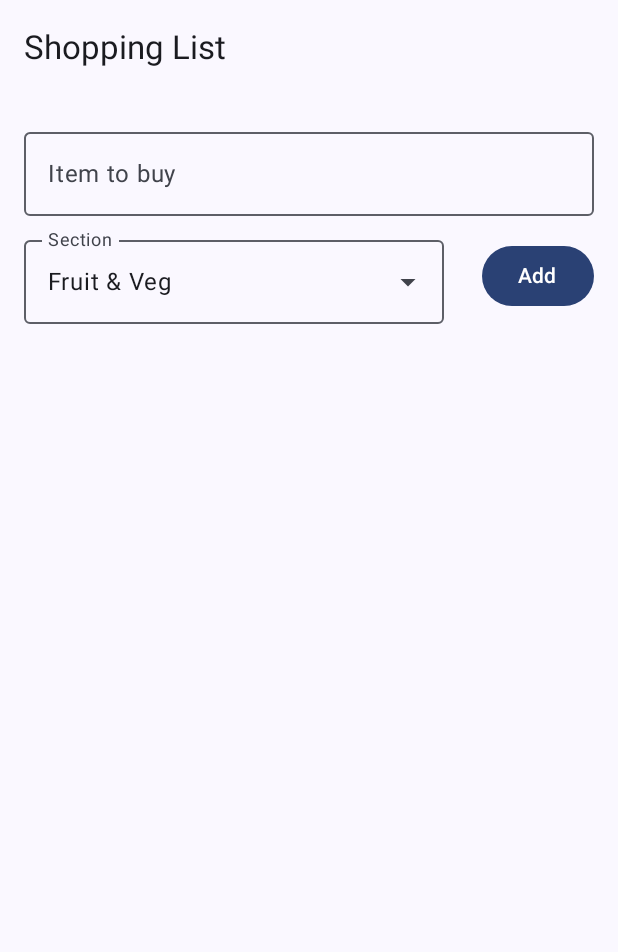
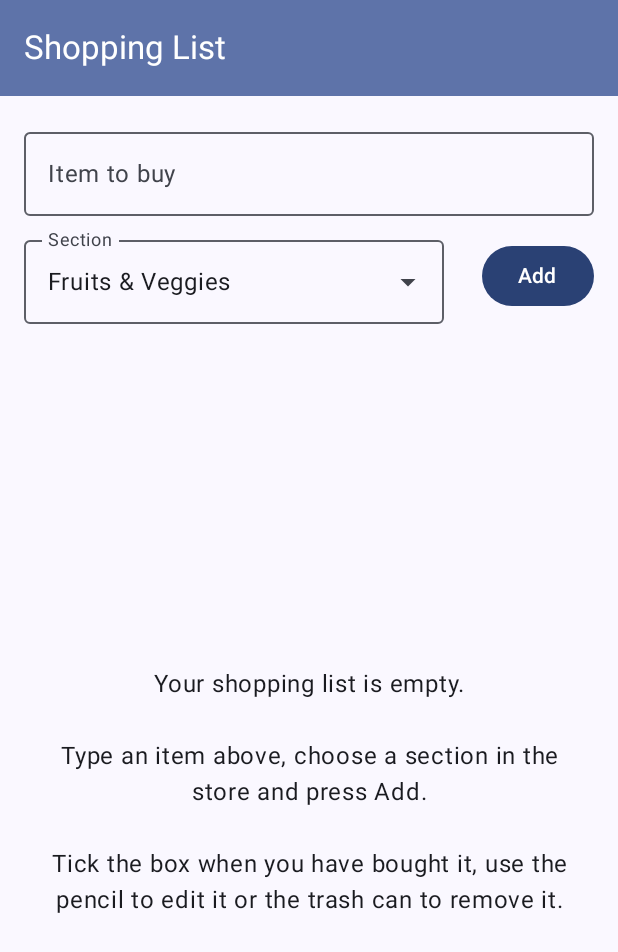
Before and after one commit to gen-la/tobuylistapp, an Android app built with Jetpack Compose: the screen it shows after launch (MainActivity), on a phone screen of 412 x 824 dp. Shown: the top 952 px of the screen. Run offline under Robolectric (Android 15) with nearby library versions, the phone set to English and light mode, and no system bars.

Commit message:
styled the topbar so it supports androids dark and light themes

```diff
--- a/app/src/main/java/com/example/tobuylist/ShoppingListScreen.kt
+++ b/app/src/main/java/com/example/tobuylist/ShoppingListScreen.kt
@@ -35,6 +35,9 @@ import androidx.compose.material3.AlertDialog
 import androidx.compose.material3.Icon
 import androidx.compose.material3.IconButton
 import androidx.compose.material3.TextButton
+import androidx.compose.foundation.layout.Box
+import androidx.compose.ui.text.style.TextAlign
+import androidx.compose.material3.TopAppBarDefaults
 
 @OptIn(ExperimentalMaterial3Api::class)
 @Composable
@@ -42,11 +45,28 @@ fun ShoppingListScreen(viewModel: ShoppingViewModel = viewModel()) {
     var itemBeingEdited by remember { mutableStateOf<ShoppingItem?>(null) }
     Scaffold(
         topBar = {
-            TopAppBar(title = { Text("Shopping List") })
+            TopAppBar(
+                title = { Text("Shopping List") },
+                colors = TopAppBarDefaults.topAppBarColors(
+                    containerColor = MaterialTheme.colorScheme.primaryContainer,
+                    titleContentColor = MaterialTheme.colorScheme.onPrimaryContainer
+                )
+            )
         }
     ) { innerPadding ->
         Column(modifier = Modifier.padding(innerPadding)) {
+            var boughtCount = 0
+            for (item in viewModel.items) {
+                if (item.isBought) {
+                    boughtCount++
+                }
+            }
             AddItemRow(onAdd = { name, section -> viewModel.addItem(name, section) })
+            if (viewModel.items.isEmpty()) {
+                EmptyListHelp(modifier = Modifier.weight(1f))
+            } else {
+                StatisticsRow(bought = boughtCount, total = viewModel.items.size)
+
                 LazyColumn(modifier = Modifier.weight(1f)) {
                     items(viewModel.items, key = { it.id }) { item ->
                         ShoppingItemRow(
@@ -55,6 +75,7 @@ fun ShoppingListScreen(viewModel: ShoppingViewModel = viewModel()) {
                             onEdit = { itemBeingEdited = item },
                             onDelete = { viewModel.deleteItem(item.id) }
                         )
+                    }
                 }
             }
             val editing = itemBeingEdited
@@ -72,7 +93,7 @@ fun ShoppingListScreen(viewModel: ShoppingViewModel = viewModel()) {
     }
 }
 
-val sections = listOf("Fruit & Veg", "Dairy", "Meat & Fish", "Bakery", "Frozen", "Drinks", "Other")
+val sections = listOf("Fruits & Veggies", "Dairy", "Meat & Fish", "Bakery & Sweets", "Frozen", "Drinks", "Other")
 
 @OptIn(ExperimentalMaterial3Api::class)
 @Composable
@@ -243,3 +264,30 @@ fun EditItemDialog(
         }
     )
 }
+
+@Composable
+fun StatisticsRow(bought: Int, total: Int) {
+    Text(
+        text = "$bought of $total items bought",
+        style = MaterialTheme.typography.titleMedium,
+        modifier = Modifier.padding(horizontal = 16.dp, vertical = 8.dp)
+    )
+}
+
+@Composable
+fun EmptyListHelp(modifier: Modifier = Modifier) {
+    Box(
+        modifier = modifier
+            .fillMaxWidth()
+            .padding(32.dp),
+        contentAlignment = Alignment.Center
+    ) {
+        Text(
+            text = "Your shopping list is empty.\n\n" +
+                    "Type an item above, choose a section in the store and press Add.\n\n" +
+                    "Tick the box when you have bought it, use the pencil to edit it or the trash can to remove it.",
+            style = MaterialTheme.typography.bodyLarge,
+            textAlign = TextAlign.Center
+        )
+    }
+}
```
Lines whose indentation alone changed are shown as unchanged.
